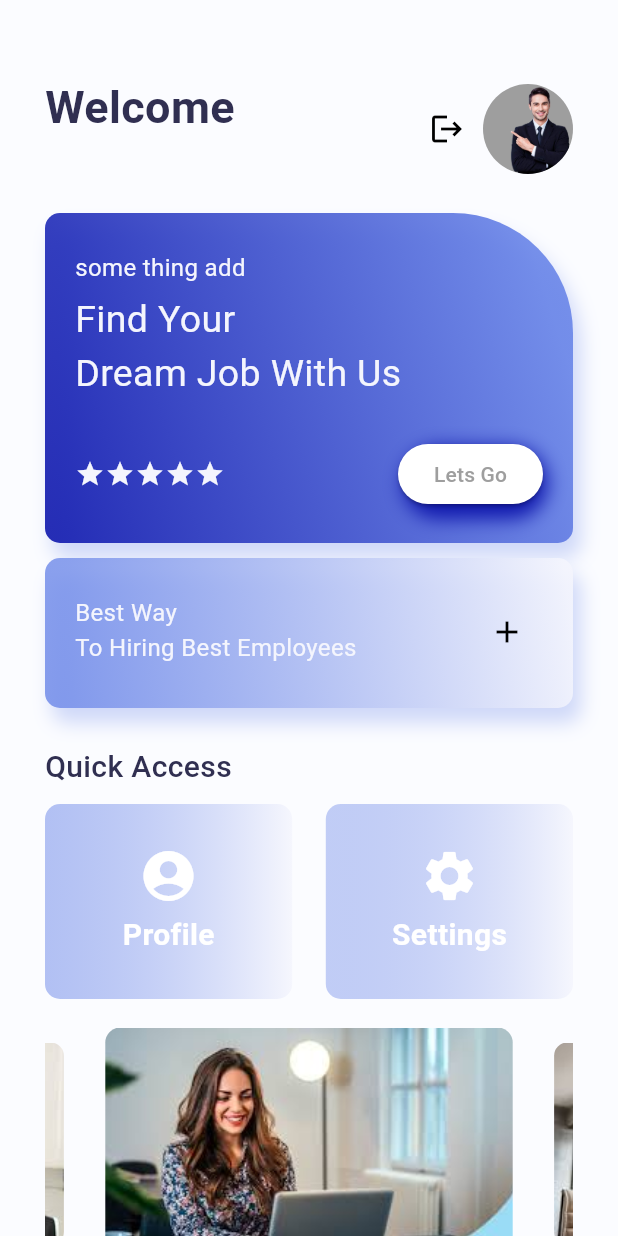
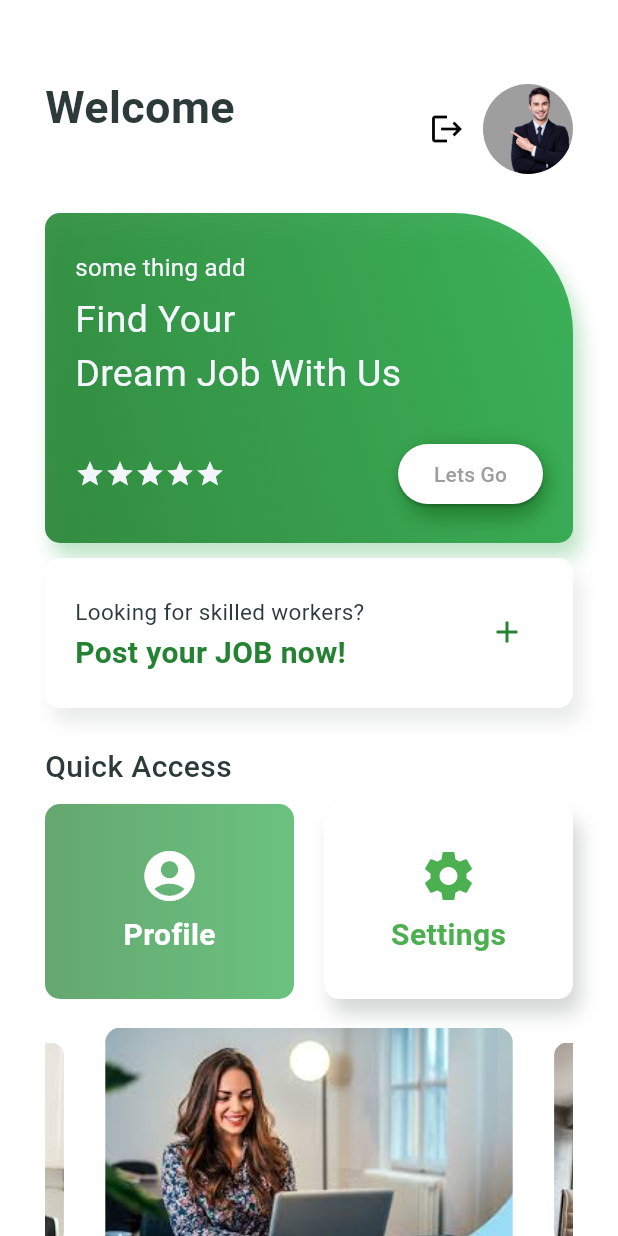
Before and after one commit to sudilvidmal/Mobile-App-for-Posting-and-Finding-Jobs-, a Flutter app: the screen it shows once a user with an empty profile is signed in, on a phone screen of 412 x 824 dp. Run offline on Flutter 3.47's test engine with Material 3 defaults, Android fonts, the phone set to English and light mode, and no system bars; drawn by our look-alikes of carousel_slider; our stand-ins replace cloud_firestore, firebase_auth, firebase_core, firebase_storage, image_picker; accounts and stored records are empty.

Commit message:
App drawer and home page changes

```diff
--- a/job_app/lib/components/my_drawer.dart
+++ b/job_app/lib/components/my_drawer.dart
@@ -1,9 +1,7 @@
 import 'package:flutter/material.dart';
-
 import 'package:jobee/pages/chatList_page.dart';
 import '../services/auth/auth_service.dart';
 import '../pages/job_page.dart';
-
 import '../pages/Setting_page.dart';
 import '../pages/UserProfile_page.dart';
 
@@ -83,8 +81,6 @@ class _MyDrawerState extends State<MyDrawer> {
                   Navigator.pop(context);
                 },
               ),
-
-
               ListTile(
                 title: const Text("P R O F I L E"),
                 leading: const Icon(Icons.account_circle),
@@ -99,7 +95,7 @@ class _MyDrawerState extends State<MyDrawer> {
                 },
               ),
               ListTile(
-                title: const Text("C H A T  L I S T"),
+                title: const Text("C H A T"),
                 leading: const Icon(Icons.list),
                 onTap: () {
                   Navigator.pop(context);
@@ -110,7 +106,6 @@ class _MyDrawerState extends State<MyDrawer> {
                     ),
                   );
                 },
-
               ),
               ListTile(
                 title: const Text("S E T T I N G S"),
@@ -121,6 +116,19 @@ class _MyDrawerState extends State<MyDrawer> {
                     context,
                     MaterialPageRoute(
                       builder: (context) => const SettingPage(),
+                    ),
+                  );
+                },
+              ),
+              ListTile(
+                title: const Text("V I E W  J O B S"),
+                leading: const Icon(Icons.settings),
+                onTap: () {
+                  Navigator.pop(context);
+                  Navigator.push(
+                    context,
+                    MaterialPageRoute(
+                      builder: (context) => const JobPage(),
                     ),
                   );
                 },
--- a/job_app/lib/pages/chatList_page.dart
+++ b/job_app/lib/pages/chatList_page.dart
@@ -70,7 +70,6 @@ class ChatListPage extends StatelessWidget {
       Map<String, dynamic> userData, BuildContext context) {
     // display all user exept current user
     if (userData["email"] != _authService.getCurrentUser()!.email) {
-
       return UserTile(
         text: userData["username"],
         onTap: () {
@@ -80,11 +79,9 @@ class ChatListPage extends StatelessWidget {
             MaterialPageRoute(
               builder: (context) => ChatPage(
                 receiverUsername: userData["username"],
-
-                receiverID: userData["uid"], senderID: "email", chatHistory: [],
-
                 receiverID: userData["uid"],
-
+                senderID: "email",
+                chatHistory: [],
               ),
             ),
           );
--- a/job_app/lib/pages/colors.dart
+++ b/job_app/lib/pages/colors.dart
@@ -1,11 +1,11 @@
 import 'dart:ui';
 
 class AppColor {
-  static Color homePageBackground = const Color(0xFFfbfcff);
-  static Color gradientFirst = const Color(0xFF0f17ad);
-  static Color gradientSecond = const Color(0xFF6985e8);
-  static Color homePageTitle = const Color(0xFF302f51);
-  static Color homePageSubtitle = const Color(0xFF414160);
+  static Color homePageBackground = Color.fromARGB(255, 255, 255, 255);
+  static Color gradientFirst = Color(0xFF248232);
+  static Color gradientSecond = const Color(0xFF2BA84A);
+  static Color homePageTitle = const Color(0xFF2D3A3A);
+  static Color homePageSubtitle = const Color(0xFF2D3A3A);
   static Color homePageDetail = const Color(0xFF6588f4);
   static Color homePageIcons = const Color(0xFF3b3c5c);
   static Color homePageContainerTextSmall = const Color(0xFFf4f5fd);
--- a/job_app/lib/pages/home_page.dart
+++ b/job_app/lib/pages/home_page.dart
@@ -1,14 +1,15 @@
+import 'package:flutter/cupertino.dart';
 import 'package:flutter/material.dart';
 
-import 'package:jobee/components/my_drawer.dart';
+//import 'package:jobee/components/my_drawer.dart';
 
 import 'package:flutter/widgets.dart';
 import 'package:carousel_slider/carousel_slider.dart'; // Import carousel_slider package
-import 'package:job_app/pages/Setting_page.dart';
-import 'package:job_app/pages/UserProfile_page.dart';
+import 'package:jobee/pages/Setting_page.dart';
+import 'package:jobee/pages/UserProfile_page.dart';
+import 'package:jobee/pages/job_page.dart';
 import '../services/auth/auth_service.dart';
 import 'colors.dart' as color;
-
 
 class HomePage extends StatefulWidget {
   const HomePage({Key? key}) : super(key: key);
@@ -193,7 +194,7 @@ class _HomePageState extends State<HomePage> {
                                 Navigator.push(
                                   context,
                                   MaterialPageRoute(
-                                      builder: (context) => SettingPage()),
+                                      builder: (context) => JobPage()),
                                 );
                               },
                               child: Text('Lets Go'),
@@ -212,15 +213,7 @@ class _HomePageState extends State<HomePage> {
                 width: MediaQuery.of(context).size.width,
                 height: 100,
                 decoration: BoxDecoration(
-                  gradient: LinearGradient(
-                    colors: [
-                      color.AppColor.gradientSecond.withOpacity(0.8),
-                      color.AppColor.homePageContainerTextSmall
-                          .withOpacity(0.9),
-                    ],
-                    begin: Alignment.bottomLeft,
-                    end: Alignment.centerRight,
-                  ),
+                  color: Colors.white,
                   borderRadius: BorderRadius.only(
                     topLeft: Radius.circular(10),
                     bottomLeft: Radius.circular(10),
@@ -231,7 +224,7 @@ class _HomePageState extends State<HomePage> {
                     BoxShadow(
                       offset: Offset(5, 10),
                       blurRadius: 10,
-                      color: color.AppColor.gradientSecond.withOpacity(0.3),
+                      color: color.AppColor.homePageTitle.withOpacity(0.1),
                     ),
                   ],
                 ),
@@ -248,17 +241,20 @@ class _HomePageState extends State<HomePage> {
                         crossAxisAlignment: CrossAxisAlignment.start,
                         children: [
                           Text(
-                            "Best Way",
+                            "Looking for skilled workers?",
                             style: TextStyle(
-                              fontSize: 16,
-                              color: color.AppColor.homePageContainerTextSmall,
+                              fontSize: 15,
+                              color: color.AppColor.homePageTitle,
                             ),
                           ),
-                          Text(
-                            "To Hiring Best Employees",
+                          Padding(
+                            padding: const EdgeInsets.only(top: 3.0),
+                            child: Text(
+                              "Post your JOB now!",
                               style: TextStyle(
-                              fontSize: 16,
-                              color: color.AppColor.homePageContainerTextSmall,
+                                  fontSize: 20,
+                                  color: color.AppColor.gradientFirst,
+                                  fontWeight: FontWeight.w700),
                             ),
                           ),
                           SizedBox(
@@ -271,7 +267,9 @@ class _HomePageState extends State<HomePage> {
                       top: 25,
                       right: 20,
                       child: IconButton(
-                        icon: Icon(Icons.add), // Replace with your desired icon
+                        icon: Icon(Icons.add),
+                        color: color.AppColor
+                            .gradientFirst, // Replace with your desired icon
                         onPressed: () {
                           // Add your onPressed functionality here
                         },
@@ -301,12 +299,14 @@ class _HomePageState extends State<HomePage> {
               Row(
                 mainAxisAlignment: MainAxisAlignment.spaceBetween,
                 children: [
-                  GestureDetector(
+                  Expanded(
+                    child: GestureDetector(
                       onTap: () {
                         // Navigate to profile page
                         Navigator.push(
                           context,
-                        MaterialPageRoute(builder: (context) => UserProfile()),
+                          MaterialPageRoute(
+                              builder: (context) => UserProfile()),
                         );
                       },
                       child: Container(
@@ -315,9 +315,8 @@ class _HomePageState extends State<HomePage> {
                         decoration: BoxDecoration(
                           gradient: LinearGradient(
                             colors: [
-                            color.AppColor.gradientSecond.withOpacity(0.5),
-                            color.AppColor.homePageContainerTextSmall
-                                .withOpacity(0.8),
+                              color.AppColor.gradientFirst.withOpacity(0.7),
+                              color.AppColor.gradientSecond.withOpacity(0.7),
                             ],
                           ),
                           borderRadius: BorderRadius.circular(10),
@@ -343,50 +342,55 @@ class _HomePageState extends State<HomePage> {
                         ),
                       ),
                     ),
+                  ),
 
                   SizedBox(
                       width:
                           20), // Adjust the width according to your preference
 
-                  GestureDetector(
+                  Expanded(
+                    child: GestureDetector(
                       onTap: () {
                         // Navigate to the setting page
                         Navigator.push(
                           context,
-                        MaterialPageRoute(builder: (context) => SettingPage()),
+                          MaterialPageRoute(
+                              builder: (context) => SettingPage()),
                         );
                       },
                       child: Container(
                         width: MediaQuery.of(context).size.width * 0.4,
                         height: 130,
                         decoration: BoxDecoration(
-                        gradient: LinearGradient(
-                          colors: [
-                            color.AppColor.gradientSecond.withOpacity(0.4),
-                            color.AppColor.homePageContainerTextSmall
-                                .withOpacity(0.8),
-                          ],
+                            color: Colors.white,
+                            borderRadius: BorderRadius.circular(10),
+                            boxShadow: [
+                              BoxShadow(
+                                offset: Offset(5, 10),
+                                blurRadius: 10,
+                                color: color.AppColor.homePageTitle
+                                    .withOpacity(0.2),
                               ),
-                        borderRadius: BorderRadius.circular(10),
-                      ),
+                            ]),
                         child: Column(
                           mainAxisAlignment: MainAxisAlignment.center,
                           children: [
                             Icon(
                               Icons.settings,
-                            color: Colors.white,
+                              color: Colors.green,
                               size: 40,
                             ),
                             SizedBox(height: 5),
                             Text(
                               'Settings',
                               style: TextStyle(
-                              color: Colors.white,
+                                color: Colors.green,
                                 fontSize: 20,
                                 fontWeight: FontWeight.bold,
                               ),
                             ),
                           ],
+                        ),
                       ),
                     ),
                   ),
--- a/job_app/lib/pages/job_page.dart
+++ b/job_app/lib/pages/job_page.dart
@@ -1,7 +1,8 @@
-import 'dart:math';
+//import 'dart:math';
 
 import 'package:flutter/material.dart';
 import 'package:cloud_firestore/cloud_firestore.dart';
+import 'package:jobee/pages/home_page.dart';
 import 'package:jobee/pages/job_detail.dart';
 
 class JobPage extends StatefulWidget {
@@ -92,6 +93,17 @@ class _JobPageState extends State<JobPage> with SingleTickerProviderStateMixin {
             ),
           ),
           centerTitle: true,
+          leading: IconButton(
+            icon: Icon(Icons.arrow_back),
+            onPressed: () {
+              Navigator.pushReplacement(
+                context,
+                MaterialPageRoute(
+                  builder: (context) => HomePage(),
+                ),
+              );
+            },
+          ),
           backgroundColor: Colors.transparent,
           foregroundColor: Colors.grey,
           elevation: 0,
```
Also changed, not shown: job_app/lib/pages/UserProfile_page.dart (+4 -5 lines), job_app/pubspec.lock. Lines whose indentation alone changed are shown as unchanged.
